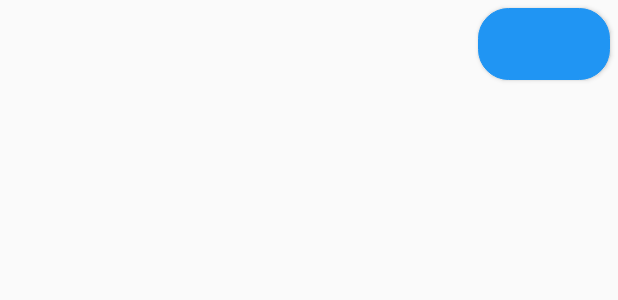
After one commit to amolikakshay/SmartCity, an Android app: the layout layout_button.xml on its own in the app's theme, with its tools: preview values and no code run, on a phone screen of 412 x 824 dp. The commit adds this screen. Shown: the top 300 px of the screen. Run offline under Robolectric (Android 15) with nearby library versions, the phone set to English and light mode, and no system bars.

Commit message:
Code Changes Using New Library Sat:- 25th Nov 2018. 7:05PM

```diff
--- a/app/src/main/AndroidManifest.xml
+++ b/app/src/main/AndroidManifest.xml
@@ -19,6 +19,7 @@
             android:configChanges="orientation|keyboardHidden|screenSize"
             android:theme="@style/Theme.AppCompat.Light.NoActionBar"
             android:launchMode="singleInstance"
+            android:screenOrientation="sensorPortrait"
             android:windowSoftInputMode="adjustResize">
             <intent-filter>
                 <action android:name="android.intent.action.MAIN" />
--- a/app/src/main/java/ai/neuronet/com/palavasmartcity/networkCall/DataCallAsync.java
+++ b/app/src/main/java/ai/neuronet/com/palavasmartcity/networkCall/DataCallAsync.java
@@ -50,8 +50,9 @@ public class DataCallAsync extends AsyncTask<Void, Void, ClientDialogs> {
 
                 HandleChat chat = new HandleChat();
                 jsonresponse = chat.setDialogs(nodeId, dialog, nbitjson, session, user, context, lang, app);
+                iGetDataFromAsync.OnDataDoInBackground();
+                if(jsonresponse!=null)
                 clientDialogs = chat.getDialogs(jsonresponse);
-                iGetDataFromAsync.OnDataDoInBackground();
             } catch (Exception e) {
                 e.printStackTrace();
             }
--- /dev/null
+++ b/app/src/main/res/drawable/button_blue_background.xml
@@ -0,0 +1,10 @@
+<?xml version="1.0" encoding="utf-8"?>
+<shape xmlns:android="http://schemas.android.com/apk/res/android"
+    android:shape="rectangle">
+
+    <solid android:color="@color/bg_color"/>
+    <corners android:radius="20dp" />
+    <stroke
+        android:width="0.5dp"
+        android:color="@color/bg_color" />
+</shape>
--- /dev/null
+++ b/app/src/main/res/layout/layout_button.xml
@@ -0,0 +1,22 @@
+<?xml version="1.0" encoding="utf-8"?>
+<LinearLayout
+    xmlns:android="http://schemas.android.com/apk/res/android"
+    android:layout_width="match_parent"
+    android:orientation="vertical"
+    android:layout_height="wrap_content">
+
+    <Button
+        android:id="@+id/button"
+        android:layout_width="wrap_content"
+        android:layout_height="wrap_content"
+        android:layout_gravity="end"
+        android:layout_margin="@dimen/dimen_05"
+        android:background="@drawable/button_blue_background"
+        android:gravity="center"
+        android:paddingBottom="@dimen/margin_10"
+        android:paddingEnd="@dimen/margin_30"
+        android:paddingStart="@dimen/margin_30"
+        android:paddingTop="@dimen/margin_10"
+        android:textColor="@color/white" />
+
+</LinearLayout>
--- a/app/src/main/res/layout/layout_textview_edittext_button.xml
+++ b/app/src/main/res/layout/layout_textview_edittext_button.xml
@@ -20,7 +20,7 @@
             android:textSize="@dimen/dimen_18sp" />
 
 
-        <ai.neuronet.com.palavasmartcity.views.CustomAutoCompleteTextvIew
+        <AutoCompleteTextView
             android:id="@+id/customAutoCompleteTextView_WithButton"
             android:layout_width="0dp"
             android:layout_height="wrap_content"
--- a/app/src/main/res/values/colors.xml
+++ b/app/src/main/res/values/colors.xml
@@ -1,7 +1,7 @@
 <?xml version="1.0" encoding="utf-8"?>
 <resources>
     <color name="colorPrimary">#AF9876</color>
-    <color name="colorPrimaryDark">#fffff0</color>
+    <color name="colorPrimaryDark">#f2f2f2</color>
     <color name="colorAccent">#FF4081</color>
     <color name="bg_color">#2095F3</color>
 
@@ -14,7 +14,7 @@
     <color name="previousResponseColor">#fff</color>
 
     <color name="white">#ffffff</color>
-    <color name="bg_gradient_start">#fffff0</color>
+    <color name="bg_gradient_start">#f2f2f2</color>
     <color name="hintColor">#20000000</color>
 
     <color name="color1">#3164d7</color>
--- a/app/src/main/res/values/strings.xml
+++ b/app/src/main/res/values/strings.xml
@@ -30,6 +30,7 @@
 
 
     <string name="sendTheComplaint">Send The Complaint</string>
+    <string name="synonms">sysnonms</string>
 
 
 </resources>
```
Also changed, not shown: app/src/main/java/ai/neuronet/com/palavasmartcity/Adapters/SmartCityResultAdapter.java (+12 -2 lines), app/src/main/java/ai/neuronet/com/palavasmartcity/Fragments/MainFragment.java (+66 -17 lines), app/src/main/java/ai/neuronet/com/palavasmartcity/ViewHolders/ButtonViewHolder.java (added, +27 -0 lines), app/src/main/java/ai/neuronet/com/palavasmartcity/ViewHolders/CardHolders/TextDropdownCardViewHolder.java (+23 -3 lines), app/src/main/java/ai/neuronet/com/palavasmartcity/utils/SharePreferenceManager.java (+27 -0 lines), app/src/main/res/layout/layout_bottom.xml (+8 -4 lines).
